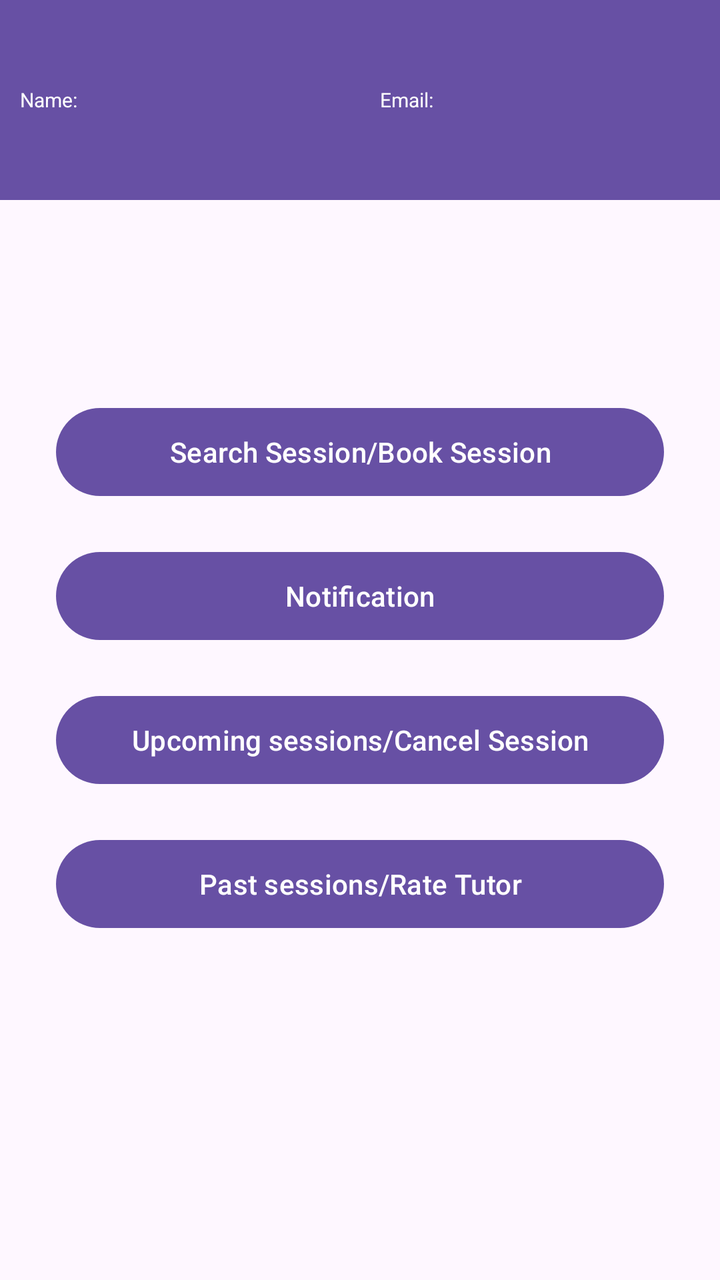
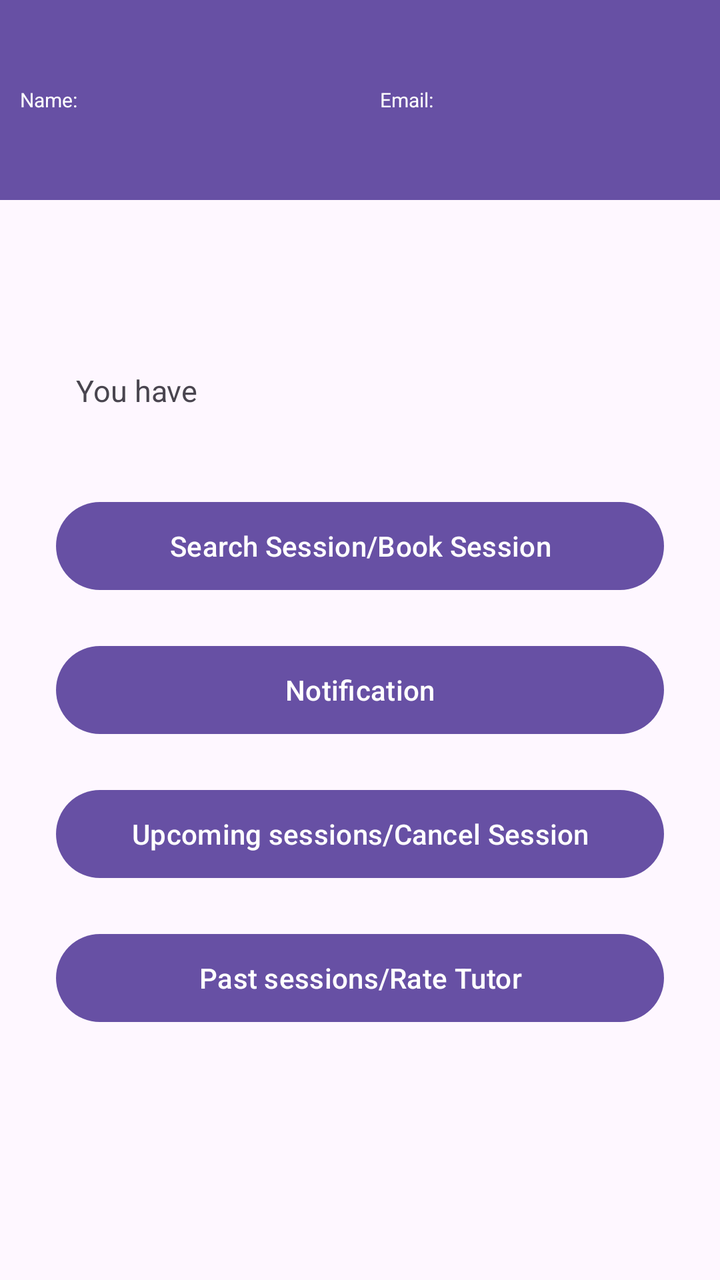

Compare the two renders of this Android layout. The source of the first and the diff that turns it into the second are given below.
<!-- AndroidManifest.xml: application theme Theme.Math_tutor_application -->
<!-- res/layout/div4_student_dashboard.xml -->
<?xml version="1.0" encoding="utf-8"?>
<androidx.constraintlayout.widget.ConstraintLayout xmlns:android="http://schemas.android.com/apk/res/android"
    xmlns:app="http://schemas.android.com/apk/res-auto"
    xmlns:tools="http://schemas.android.com/tools"
    android:id="@+id/main"
    android:layout_width="match_parent"
    android:layout_height="match_parent"
    tools:context=".div4.StudentDashboard">

    <LinearLayout
        android:layout_width="match_parent"
        android:layout_height="match_parent"
        app:layout_constraintEnd_toEndOf="parent"
        app:layout_constraintHorizontal_bias="0.551"
        app:layout_constraintStart_toStartOf="parent"
        app:layout_constraintTop_toTopOf="parent"
        app:layout_constraintVertical_bias="0.5"
        android:orientation="vertical"
        android:gravity="center_horizontal"
        android:layout_gravity="center_horizontal">

        <LinearLayout
            android:layout_width="match_parent"
            android:layout_height="100dp"
            android:orientation="horizontal"
            android:gravity="center_vertical"
            android:background="#6750A4">
            <TextView
                android:id="@+id/fullName"
                android:textColor="@color/white"
                android:layout_width="0dp"
                android:layout_weight="1"
                android:layout_height="wrap_content"
                android:text="Name:"
                android:textSize="10sp"
                android:gravity="start"
                android:padding = "10dp" />

            <TextView
                android:id="@+id/email"
                android:textColor="@color/white"
                android:layout_weight="1"
                android:layout_height="wrap_content"
                android:text="Email:"
                android:textSize="10sp"
                android:gravity="start"
                android:padding = "10dp"
                android:layout_width="0dp"/>


        </LinearLayout>

        <Button
            android:id="@+id/button"
            android:layout_width="304dp"
            android:layout_height="52dp"
            android:layout_marginTop="100dp"
            android:onClick="sessionRegistrationHandler"
            android:text="Search Session/Book Session" />

        <Button
            android:id="@+id/button2"
            android:layout_width="304dp"
            android:layout_height="52dp"
            android:layout_marginTop="20dp"
            android:text="Notification"
            android:onClick="notificationHandler"
            />

        <Button
            android:id="@+id/button3"
            android:layout_width="304dp"
            android:layout_height="52dp"
            android:layout_marginTop="20dp"
            android:text="Upcoming sessions/Cancel Session" />

        <Button
            android:id="@+id/button4"
            android:layout_width="304dp"
            android:layout_height="52dp"
            android:layout_marginTop="20dp"
            android:text="Past sessions/Rate Tutor" />





    </LinearLayout>



</androidx.constraintlayout.widget.ConstraintLayout>
<!-- resources referenced by this layout -->
<resources>
  <color name="white">#FFFFFFFF</color>
  <style name="Theme.Math_tutor_application" parent="Base.Theme.Math_tutor_application" />
  <style name="Base.Theme.Math_tutor_application" parent="Theme.Material3.DayNight.NoActionBar">
          
          
      </style>
</resources>

<!-- the commit's change to res/layout/div4_student_dashboard.xml (unified diff, before → after) -->
@@ -50,11 +50,25 @@
 
         </LinearLayout>
 
+
+        <TextView
+            android:id="@+id/notification"
+            android:layout_width="304dp"
+            android:layout_height="52dp"
+            android:text="You have "
+            android:textSize="15sp"
+            android:gravity="start"
+            android:padding = "10dp"
+            android:layout_marginTop="75dp"
+            />
+
+
+
         <Button
             android:id="@+id/button"
             android:layout_width="304dp"
             android:layout_height="52dp"
-            android:layout_marginTop="100dp"
+            android:layout_marginTop="20dp"
             android:onClick="sessionRegistrationHandler"
             android:text="Search Session/Book Session" />
 
